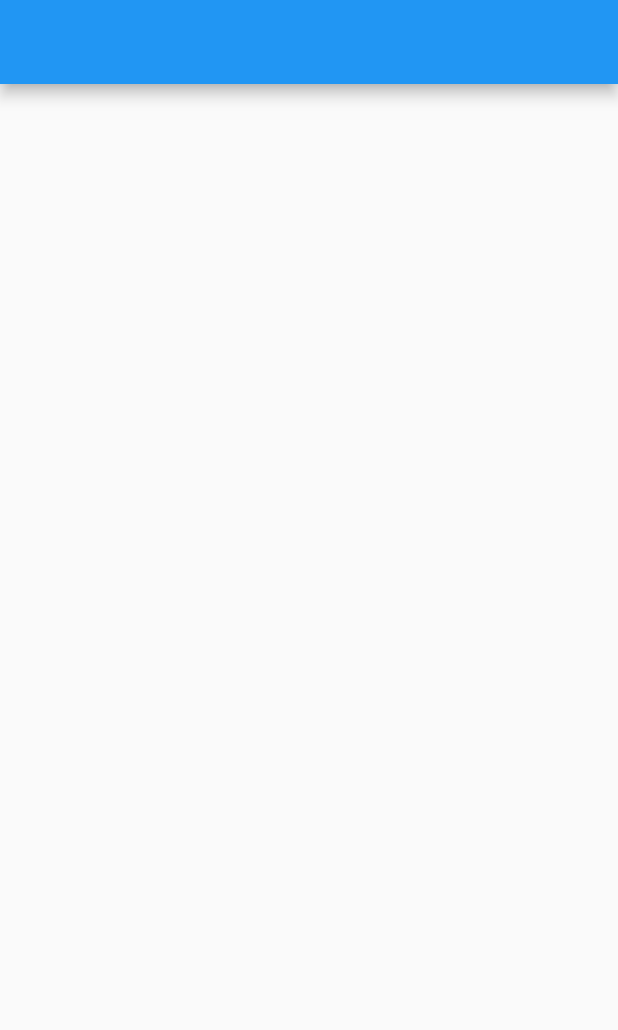
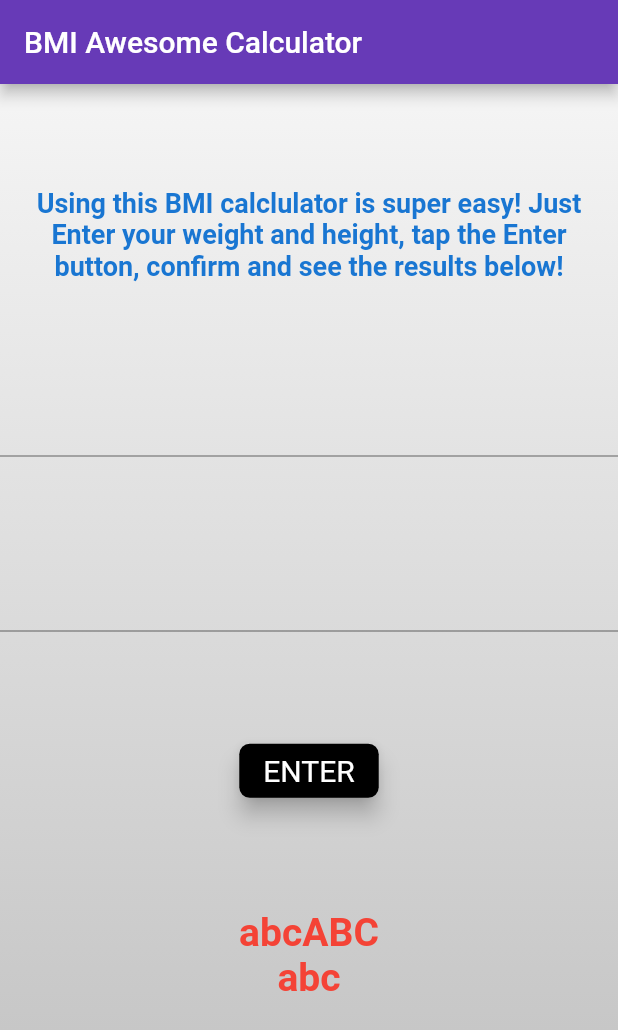
Before and after one commit to VladarSkopin/BMI-Calculator, a Flutter app: the screen it shows after launch, on a phone screen of 412 x 824 dp. Shown: the top 1030 px of the screen. Run offline on Flutter 3.47's test engine with Material 2 defaults, Android fonts, the light colour scheme and no system bars; our stand-ins replace page_transition.

Commit message:
prepared general UI

```diff
--- a/bmi_calculator/lib/components/main_calculator_page.dart
+++ b/bmi_calculator/lib/components/main_calculator_page.dart
@@ -1,6 +1,5 @@
-
 import 'package:flutter/material.dart';
-
+import 'package:page_transition/page_transition.dart';
 
 class MainCalculatorPage extends StatefulWidget {
   const MainCalculatorPage({Key? key}) : super(key: key);
@@ -12,9 +11,72 @@ class MainCalculatorPage extends StatefulWidget {
 class _MainCalculatorPageState extends State<MainCalculatorPage> {
   @override
   Widget build(BuildContext context) {
-    return Scaffold(
-      appBar: AppBar(),
-      body: Container(),
+    return SafeArea(
+      child: Scaffold(
+        appBar: AppBar(title: Text('BMI Awesome Calculator')),
+        body: Container(
+          decoration: BoxDecoration(
+            gradient: LinearGradient(
+              colors: [
+                //Colors.orange[200]!,
+                //Colors.amber[200]!,
+                Colors.grey[100]!,
+                Colors.grey[400]!
+              ],
+              begin: Alignment.topCenter,
+              end: Alignment.bottomCenter
+            )
+          ),
+          child: Column(
+            mainAxisAlignment: MainAxisAlignment.spaceEvenly,
+            children: [
+              Padding(
+                padding: const EdgeInsets.symmetric(horizontal: 20),
+                child: Text(
+                  'Using this BMI calclulator is super easy! Just Enter your weight and height, tap the Enter button, confirm and see the results below!',
+                  textAlign: TextAlign.center,
+                  style: TextStyle(
+                      color: Colors.blue[700],
+                      fontWeight: FontWeight.bold,
+                      fontSize: 18),
+                ),
+              ),
+              TextField(),
+              TextField(),
+              MaterialButton(
+                onPressed: () {
+                  /*
+                  Navigator.pushReplacement(context, PageTransition(
+                    type: PageTransitionType.rightToLeft,
+                    duration: Duration(milliseconds: 600),
+                    child: SecondCalculatorPage(),
+                  ));
+                   */
+                },
+                color: Colors.black,
+                child: const Text(
+                  'ENTER',
+                  style: TextStyle(
+                      color: Colors.white,
+                      fontWeight: FontWeight.w400,
+                      fontSize: 20),
+                ),
+                shape: RoundedRectangleBorder(
+                  borderRadius: BorderRadius.circular(7)
+                ),
+                elevation: 6.0,
+              ),
+              Text('abcABC\nabc',
+                  style: TextStyle(
+                      color: Colors.red,
+                      fontSize: 26,
+                      fontWeight: FontWeight.w600),
+                  textAlign: TextAlign.center),
+              const SizedBox(height: 20)
+            ],
+          ),
+        ),
+      ),
     );
   }
 }
--- a/bmi_calculator/lib/main.dart
+++ b/bmi_calculator/lib/main.dart
@@ -12,9 +12,10 @@ class MyApp extends StatelessWidget {
   @override
   Widget build(BuildContext context) {
     return MaterialApp(
+      debugShowCheckedModeBanner: false,
       title: 'Flutter Demo',
       theme: ThemeData(
-        primarySwatch: Colors.blue,
+        primarySwatch: Colors.deepPurple,
       ),
       home: const MainCalculatorPage(),
     );
```
Also changed, not shown: bmi_calculator/pubspec.yaml (+1 -58 lines), bmi_calculator/pubspec.lock.
